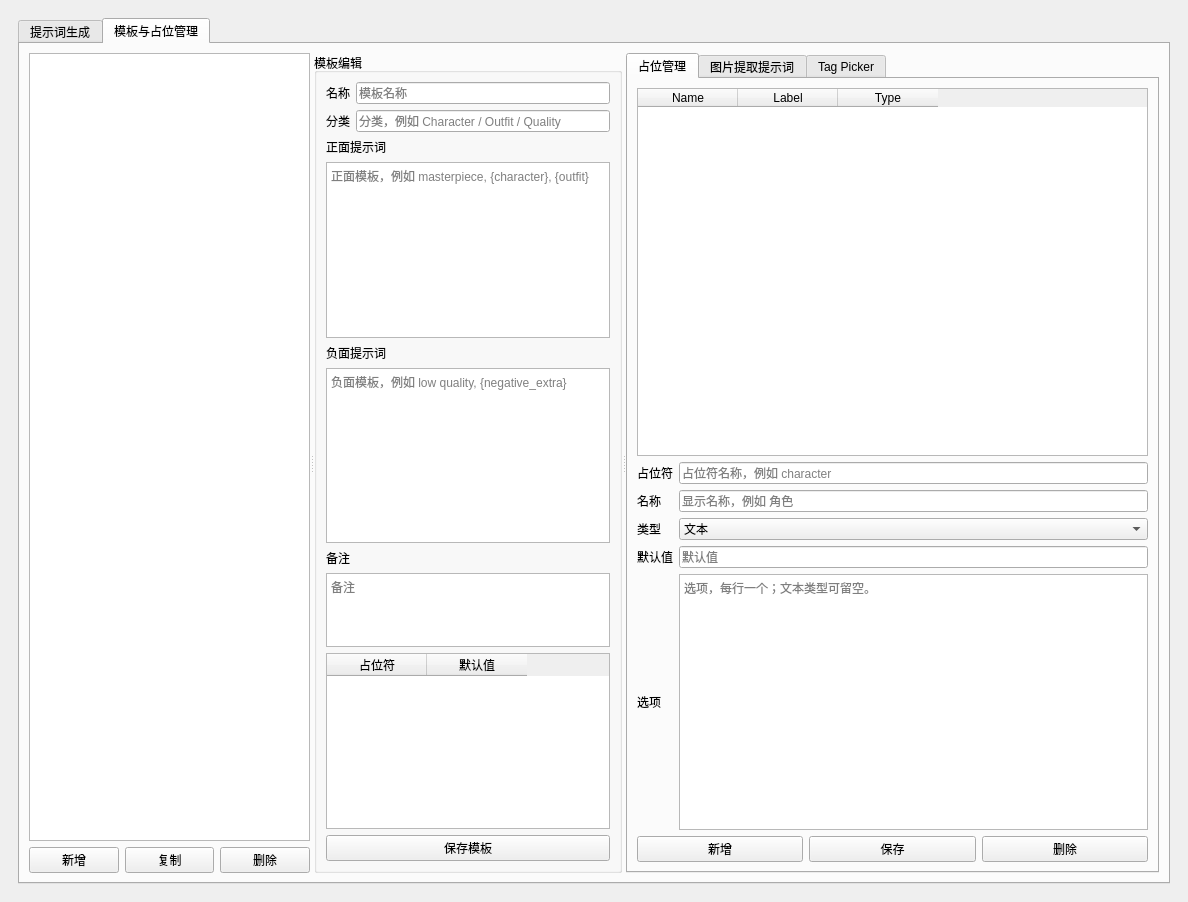
Above: prompttemplatelibrarywidget.ui from hanbinhsh/SD-LoRA-Manager before the change. Below: the same form after it.
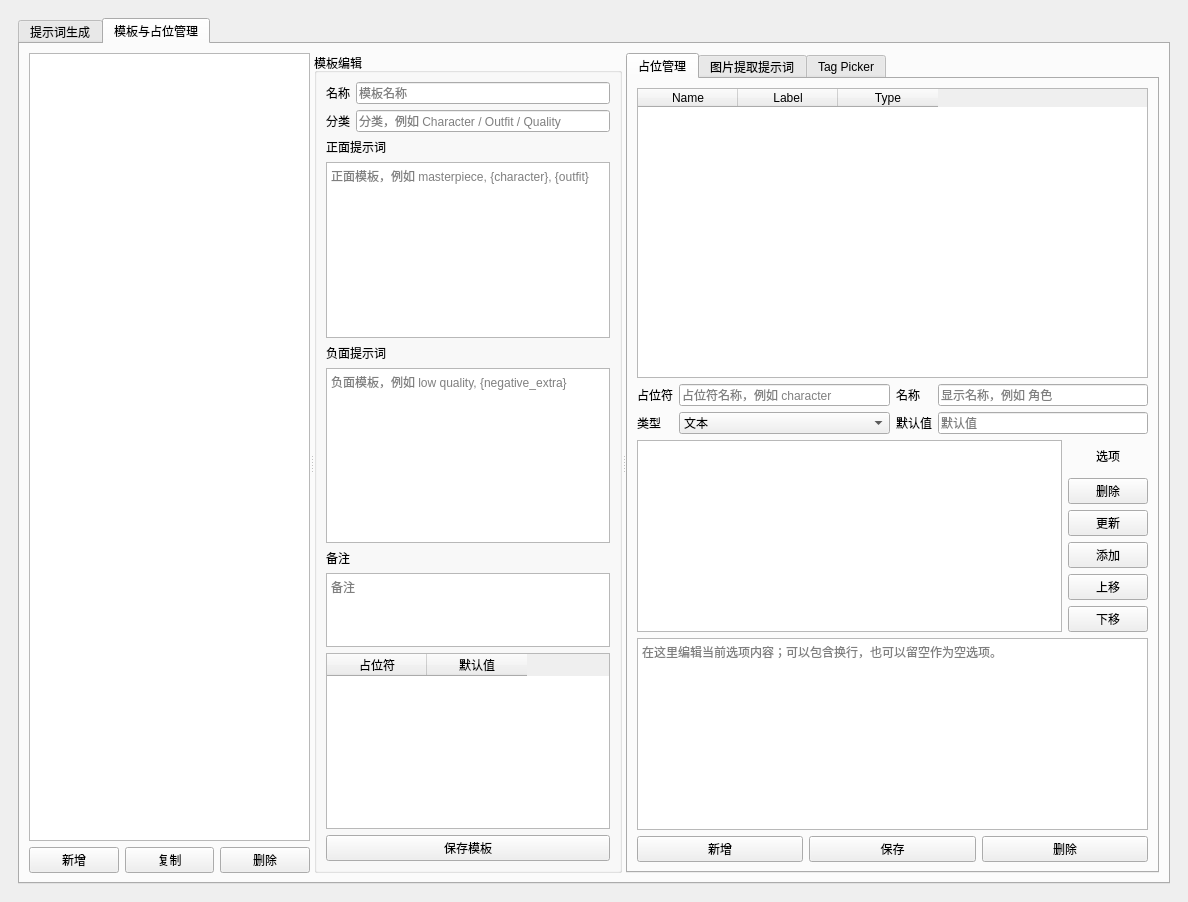
That is the form after the change. The open tabs and pages were chosen to show the change.

Diff of the .ui file:
```diff
--- a/prompttemplatelibrarywidget.ui
+++ b/prompttemplatelibrarywidget.ui
@@ -174,7 +174,7 @@
                      <x>0</x>
                      <y>0</y>
                      <width>504</width>
-                     <height>271</height>
+                     <height>269</height>
                     </rect>
                    </property>
                    <layout class="QVBoxLayout" name="layoutGenerateImagePositiveTags"/>
@@ -199,7 +199,7 @@
                      <x>0</x>
                      <y>0</y>
                      <width>504</width>
-                     <height>270</height>
+                     <height>269</height>
                     </rect>
                    </property>
                    <layout class="QVBoxLayout" name="layoutGenerateImageNegativeTags"/>
@@ -581,35 +581,110 @@
             </item>
             <item>
              <layout class="QGridLayout" name="gridLayout">
-              <item row="1" column="1">
-               <widget class="QLineEdit" name="editPlaceholderLabel">
-                <property name="placeholderText">
-                 <string>显示名称，例如 角色</string>
+              <item row="4" column="0" colspan="4">
+               <layout class="QGridLayout" name="gridLayout_3">
+                <property name="leftMargin">
+                 <number>0</number>
                 </property>
-               </widget>
-              </item>
-              <item row="3" column="0">
-               <widget class="QLabel" name="label_4">
-                <property name="text">
-                 <string>默认值</string>
+                <property name="topMargin">
+                 <number>0</number>
                 </property>
-               </widget>
+                <property name="rightMargin">
+                 <number>0</number>
+                </property>
+                <property name="bottomMargin">
+                 <number>0</number>
+                </property>
+                <item row="1" column="0">
+                 <widget class="QTableWidget" name="tablePlaceholderOptions">
+                  <property name="selectionMode">
+                   <enum>QAbstractItemView::SelectionMode::SingleSelection</enum>
+                  </property>
+                  <property name="selectionBehavior">
+                   <enum>QAbstractItemView::SelectionBehavior::SelectRows</enum>
+                  </property>
+                  <attribute name="horizontalHeaderVisible">
+                   <bool>false</bool>
+                  </attribute>
+                  <column>
+                   <property name="text">
+                    <string>选项</string>
+                   </property>
+                  </column>
+                 </widget>
+                </item>
+                <item row="1" column="1">
+                 <layout class="QVBoxLayout" name="verticalLayout_3">
+                  <item>
+                   <widget class="QLabel" name="label_5">
+                    <property name="text">
+                     <string>选项</string>
+                    </property>
+                    <property name="alignment">
+                     <set>Qt::AlignmentFlag::AlignCenter</set>
+                    </property>
+                   </widget>
+                  </item>
+                  <item>
+                   <widget class="QPushButton" name="btnDeletePlaceholderOption">
+                    <property name="text">
+                     <string>删除</string>
+                    </property>
+                   </widget>
+                  </item>
+                  <item>
+                   <widget class="QPushButton" name="btnUpdatePlaceholderOption">
+                    <property name="text">
+                     <string>更新</string>
+                    </property>
+                   </widget>
+                  </item>
+                  <item>
+                   <widget class="QPushButton" name="btnAddPlaceholderOption">
+                    <property name="text">
+                     <string>添加</string>
+                    </property>
+                   </widget>
+                  </item>
+                  <item>
+                   <widget class="QPushButton" name="btnMovePlaceholderOptionUp">
+                    <property name="text">
+                     <string>上移</string>
+                    </property>
+                   </widget>
+                  </item>
+                  <item>
+                   <widget class="QPushButton" name="btnMovePlaceholderOptionDown">
+                    <property name="text">
+                     <string>下移</string>
+                    </property>
+                   </widget>
+                  </item>
+                 </layout>
+                </item>
+                <item row="2" column="0" colspan="2">
+                 <widget class="QPlainTextEdit" name="editPlaceholderOptionValue">
+                  <property name="maximumSize">
+                   <size>
+                    <width>16777215</width>
+                    <height>16777215</height>
+                   </size>
+                  </property>
+                  <property name="placeholderText">
+                   <string>在这里编辑当前选项内容；可以包含换行，也可以留空作为空选项。</string>
+                  </property>
+                 </widget>
+                </item>
+               </layout>
               </item>
-              <item row="1" column="0">
+              <item row="0" column="2">
                <widget class="QLabel" name="label_2">
                 <property name="text">
                  <string>名称</string>
                 </property>
                </widget>
               </item>
-              <item row="2" column="0">
-               <widget class="QLabel" name="label_3">
-                <property name="text">
-                 <string>类型</string>
-                </property>
-               </widget>
-              </item>
-              <item row="3" column="1">
+              <item row="2" column="3">
                <widget class="QLineEdit" name="editPlaceholderDefault">
                 <property name="placeholderText">
                  <string>默认值</string>
@@ -635,13 +710,6 @@
                 </item>
                </widget>
               </item>
-              <item row="0" column="1">
-               <widget class="QLineEdit" name="editPlaceholderName">
-                <property name="placeholderText">
-                 <string>占位符名称，例如 character</string>
-                </property>
-               </widget>
-              </item>
               <item row="0" column="0">
                <widget class="QLabel" name="label">
                 <property name="text">
@@ -649,17 +717,31 @@
                 </property>
                </widget>
               </item>
-              <item row="4" column="1">
-               <widget class="QPlainTextEdit" name="textPlaceholderOptions">
+              <item row="0" column="1">
+               <widget class="QLineEdit" name="editPlaceholderName">
                 <property name="placeholderText">
-                 <string>选项，每行一个；文本类型可留空。</string>
+                 <string>占位符名称，例如 character</string>
                 </property>
                </widget>
               </item>
-              <item row="4" column="0">
-               <widget class="QLabel" name="label_5">
+              <item row="2" column="2">
+               <widget class="QLabel" name="label_4">
                 <property name="text">
-                 <string>选项</string>
+                 <string>默认值</string>
+                </property>
+               </widget>
+              </item>
+              <item row="0" column="3">
+               <widget class="QLineEdit" name="editPlaceholderLabel">
+                <property name="placeholderText">
+                 <string>显示名称，例如 角色</string>
+                </property>
+               </widget>
+              </item>
+              <item row="2" column="0">
+               <widget class="QLabel" name="label_3">
+                <property name="text">
+                 <string>类型</string>
                 </property>
                </widget>
               </item>
@@ -780,8 +862,8 @@
                    <rect>
                     <x>0</x>
                     <y>0</y>
-                    <width>504</width>
-                    <height>270</height>
+                    <width>31</width>
+                    <height>22</height>
                    </rect>
                   </property>
                   <layout class="QVBoxLayout" name="layoutTemplateImagePositiveTags"/>
@@ -807,8 +889,8 @@
                    <rect>
                     <x>0</x>
                     <y>0</y>
-                    <width>504</width>
-                    <height>269</height>
+                    <width>31</width>
+                    <height>22</height>
                    </rect>
                   </property>
                   <layout class="QVBoxLayout" name="layoutTemplateImageNegativeTags"/>
```
